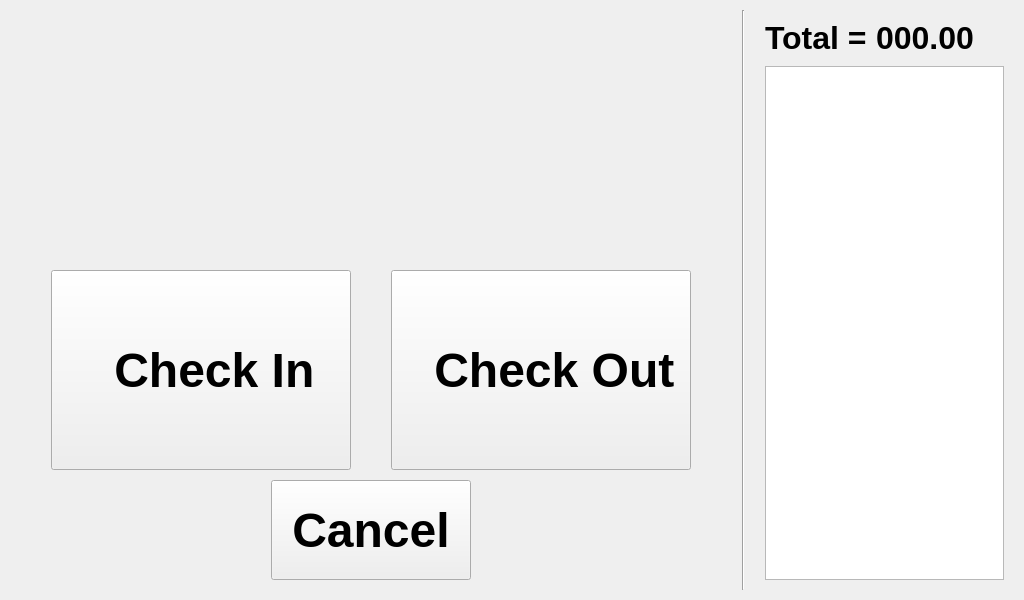
Qt form gui/Ui_InOutWindow.ui (jonwoodard/TimeTrack4237) before a commit.
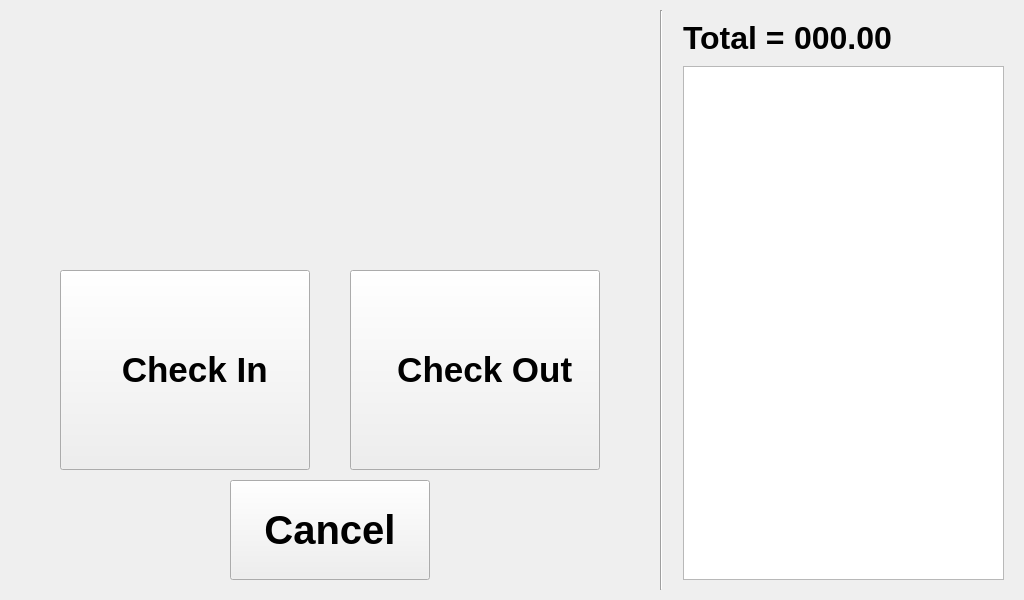
The same form after that commit. Icons and pictures are not drawn.

What changed in the file:
```diff
--- a/gui/Ui_InOutWindow.ui
+++ b/gui/Ui_InOutWindow.ui
@@ -142,13 +142,13 @@
          </property>
          <property name="minimumSize">
           <size>
-           <width>300</width>
+           <width>250</width>
            <height>200</height>
           </size>
          </property>
          <property name="font">
           <font>
-           <pointsize>36</pointsize>
+           <pointsize>26</pointsize>
            <weight>75</weight>
            <bold>true</bold>
           </font>
@@ -197,13 +197,13 @@
          </property>
          <property name="minimumSize">
           <size>
-           <width>300</width>
+           <width>250</width>
            <height>200</height>
           </size>
          </property>
          <property name="font">
           <font>
-           <pointsize>36</pointsize>
+           <pointsize>26</pointsize>
            <weight>75</weight>
            <bold>true</bold>
           </font>
@@ -275,7 +275,7 @@
          </property>
          <property name="font">
           <font>
-           <pointsize>36</pointsize>
+           <pointsize>30</pointsize>
            <weight>75</weight>
            <bold>true</bold>
           </font>
@@ -378,9 +378,15 @@
      </item>
      <item>
       <widget class="QTableView" name="hoursTable">
+       <property name="minimumSize">
+        <size>
+         <width>300</width>
+         <height>0</height>
+        </size>
+       </property>
        <property name="maximumSize">
         <size>
-         <width>380</width>
+         <width>375</width>
          <height>16777215</height>
         </size>
        </property>
```
